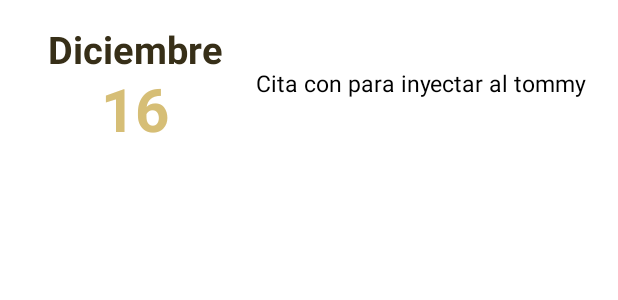
After one commit to arckenos/CuitdaVet-Final, an Android app: the layout detalle_calendario.xml on its own in the app's theme, with its tools: preview values and no code run, on a phone screen of 412 x 824 dp. The commit adds this screen. Shown: the top 300 px of the screen. Run offline under Robolectric (Android 15) with nearby library versions, the phone set to English and light mode, and no system bars.

Commit message:
agregue los eventos y programe los calendarios

```diff
--- a/app/src/main/java/encinas/maria/cuidavet/contactos.kt
+++ b/app/src/main/java/encinas/maria/cuidavet/contactos.kt
@@ -30,8 +30,8 @@ class contactos : AppCompatActivity() {
             override fun onChildRemoved(dataSnapshot: DataSnapshot) {}
 
             override fun onChildAdded(dataSnapshot: DataSnapshot, p1: String?) {
-                val usuario = dataSnapshot.getValue(Contacts::class.java)
-                if (usuario != null) writeMark(usuario)
+//                val usuario = dataSnapshot.getValue(Contacts::class.java)
+  //              if (usuario != null) writeMark(usuario)
             }
         })
 
--- a/app/src/main/java/encinas/maria/cuidavet/iniciar_sesion.kt
+++ b/app/src/main/java/encinas/maria/cuidavet/iniciar_sesion.kt
@@ -80,7 +80,7 @@ class iniciar_sesion : AppCompatActivity() {
     }
 
     private fun reload(){
-        val intent = Intent(this,menu_desplegable::class.java)
+        val intent = Intent(this,calendario::class.java)
         this.startActivity(intent)
     }
 }
--- a/app/src/main/java/encinas/maria/cuidavet/ui/Usuario.kt
+++ /dev/null
@@ -1,3 +0,0 @@
-package encinas.maria.cuidavet.ui
-
-data class Usuario(var usuario: String, var correo: String, var nombre: String, var password: String)
--- a/app/src/main/res/layout/activity_compras.xml
+++ b/app/src/main/res/layout/activity_compras.xml
@@ -40,6 +40,8 @@
             android:id="@+id/iv_cepillo"
             android:layout_width="wrap_content"
             android:layout_height="120dp"
+            android:layout_row="0"
+            android:layout_column="5"
             android:layout_gravity="end"
             android:background="@drawable/pelo"
             android:paddingEnd="60dp" />
--- /dev/null
+++ b/app/src/main/res/layout/detalle_calendario.xml
@@ -0,0 +1,56 @@
+<?xml version="1.0" encoding="utf-8"?>
+<LinearLayout xmlns:android="http://schemas.android.com/apk/res/android"
+    android:layout_width="match_parent"
+    android:layout_height="match_parent">
+
+    <LinearLayout
+        android:layout_width="match_parent"
+        android:layout_height="wrap_content"
+        android:orientation="horizontal"
+        android:backgroundTint="@color/white"
+        android:layout_margin="15dp"
+        >
+
+
+
+        <LinearLayout
+            android:layout_width="wrap_content"
+            android:layout_height="wrap_content"
+            android:orientation="vertical"
+            >
+            <TextView
+                android:id="@+id/tvMes"
+                android:layout_width="150dp"
+                android:layout_height="30dp"
+                android:textSize="25sp"
+                android:textColor="@color/cafe_oscuro"
+                android:textStyle="bold"
+                android:text="Diciembre"
+                android:textAlignment="center"
+                />
+            <TextView
+                android:id="@+id/tvDia"
+                android:layout_width="150dp"
+                android:layout_height="50dp"
+                android:textSize="40sp"
+                android:textColor="@color/cafe_claro"
+                android:textStyle="bold"
+                android:text="16"
+                android:textAlignment="center"
+                />
+
+        </LinearLayout>
+        <TextView
+            android:id="@+id/tvAsunto"
+            android:layout_width="match_parent"
+            android:layout_height="wrap_content"
+            android:text="Cita con para inyectar al tommy"
+            android:textColor="@color/black"
+            android:textSize="15sp"
+            android:layout_gravity="center"
+            android:padding="5sp"
+            />
+    </LinearLayout>
+
+
+</LinearLayout>
```
Also changed, not shown: app/src/main/java/encinas/maria/cuidavet/Evento.kt (added, +8 -0 lines), app/src/main/java/encinas/maria/cuidavet/Fecha.kt (added, +7 -0 lines), app/src/main/java/encinas/maria/cuidavet/calendario.kt (+84 -0 lines), app/src/main/res/layout/activity_calendario.xml (+9 -2 lines).
